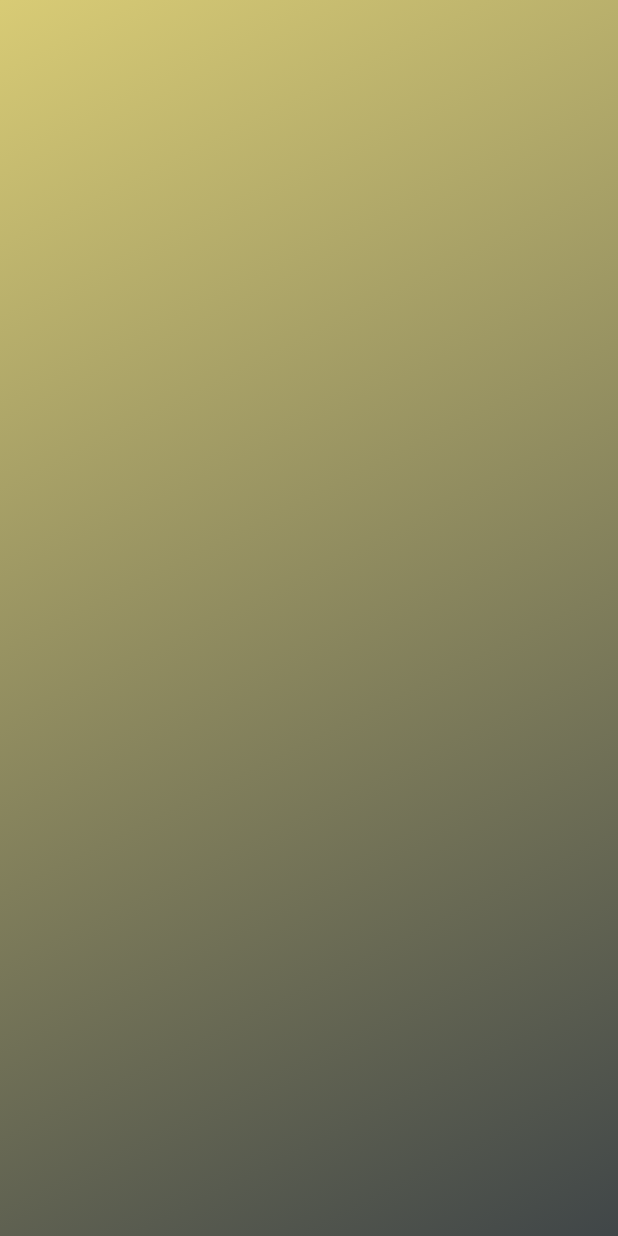
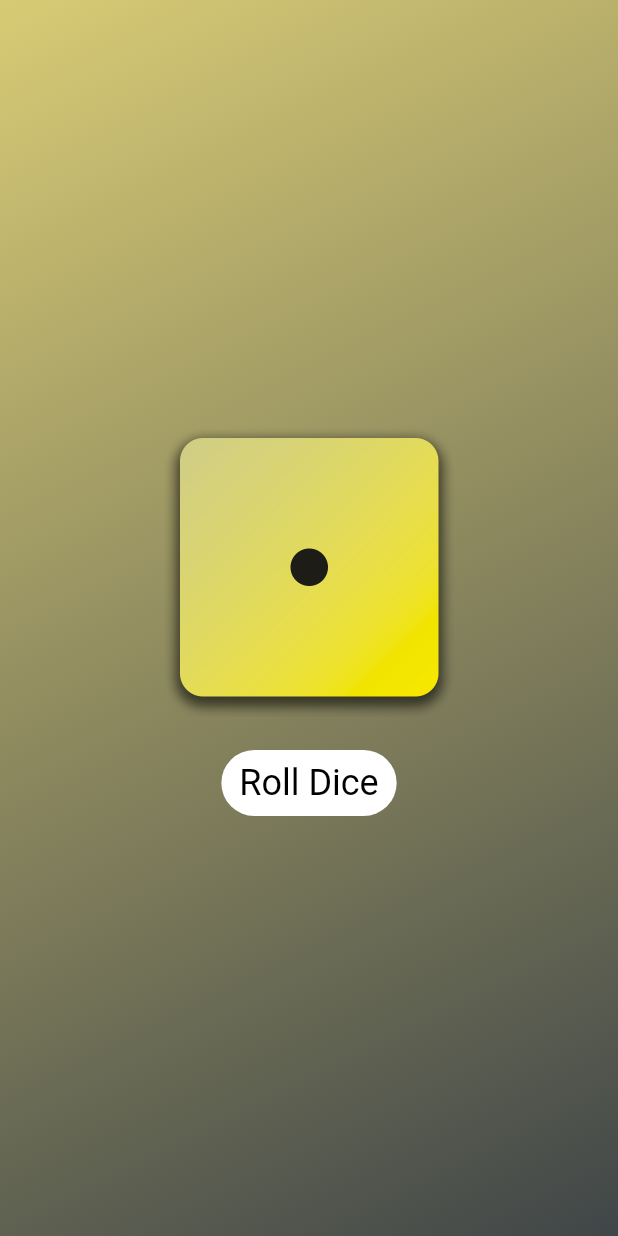
Before and after one commit to nikkhilpareek/Flutter-Dice-Roller, a Flutter app: the screen it shows after launch, on a phone screen of 412 x 824 dp. Run offline on Flutter 3.47's test engine with Material 3 defaults, Android fonts, the phone set to English and light mode, and no system bars.

Commit message:
Final Commit

```diff
--- /dev/null
+++ b/lib/components/dice_roller.dart
@@ -0,0 +1,39 @@
+import 'package:flutter/material.dart';
+import 'dart:math';
+
+class DiceRoller extends StatefulWidget {
+  const DiceRoller({super.key});
+
+  @override
+  State<DiceRoller> createState() => _DiceRollerState();
+}
+
+class _DiceRollerState extends State<DiceRoller> {
+  var currentDice = 1;
+
+  void rollDice() {
+    setState(() {
+      currentDice = Random().nextInt(6) + 1;
+    });
+  }
+
+  @override
+  Widget build(BuildContext context) {
+    return Column(
+      mainAxisAlignment: MainAxisAlignment.center,
+      children: [
+        Image.asset('assets/images/dice-$currentDice.png', width: 200),
+        const SizedBox(height: 20),
+        TextButton(
+          style: TextButton.styleFrom(
+            textStyle: const TextStyle(fontSize: 24),
+            foregroundColor: Colors.black,
+            backgroundColor: Colors.white,
+          ),
+          onPressed: rollDice,
+          child: const Text('Roll Dice'),
+        ),
+      ],
+    );
+  }
+}
--- a/lib/components/gradient_container.dart
+++ b/lib/components/gradient_container.dart
@@ -1,21 +1,26 @@
+import 'package:diceroller/components/dice_roller.dart';
 import 'package:flutter/material.dart';
 
+const beginAlignment = Alignment.topLeft;
+const endAlignment = Alignment.bottomRight;
+
 class GradientContainer extends StatelessWidget {
-  const GradientContainer({super.key});
+  const GradientContainer(this.color1, this.color2, {super.key});
+
+  final Color color1;
+  final Color color2;
 
   @override
   Widget build(BuildContext context) {
     return Container(
       decoration: BoxDecoration(
         gradient: LinearGradient(
-          begin: Alignment.topLeft,
-          end: Alignment.bottomRight,
-          colors: [
-            const Color.fromARGB(255, 216, 203, 117),
-            const Color.fromARGB(255, 64, 70, 72),
-          ],
+          begin: beginAlignment,
+          end: endAlignment,
+          colors: [color1, color2],
         ),
       ),
+      child: Center(child: DiceRoller()),
     );
   }
 }
--- a/lib/main.dart
+++ b/lib/main.dart
@@ -10,9 +10,14 @@ class MyApp extends StatelessWidget {
 
   @override
   Widget build(BuildContext context) {
-    return MaterialApp(
+    return const MaterialApp(
       debugShowCheckedModeBanner: false,
-      home: Scaffold(body: GradientContainer()),
+      home: Scaffold(
+        body: GradientContainer(
+          Color.fromARGB(255, 216, 203, 117),
+          Color.fromARGB(255, 64, 70, 72),
+        ),
+      ),
     ); // TODO: implement build
   }
 }
```
